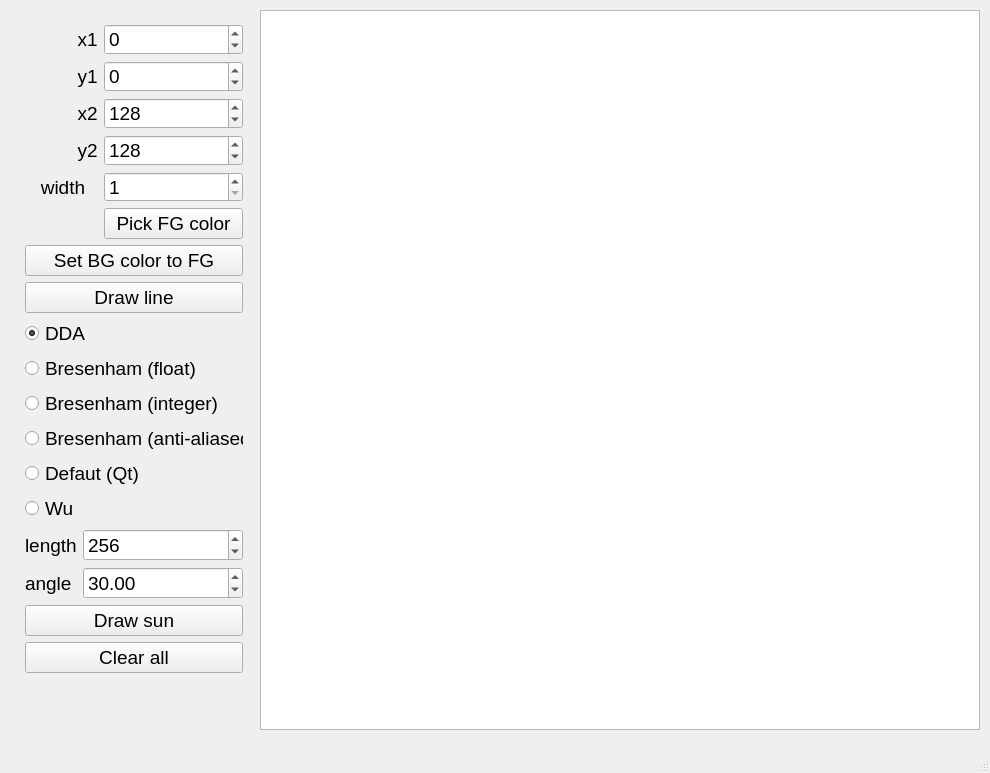
The window that lab03/mainwindow.ui (wcdbmv/CG) describes before a commit, drawn with Qt 5.
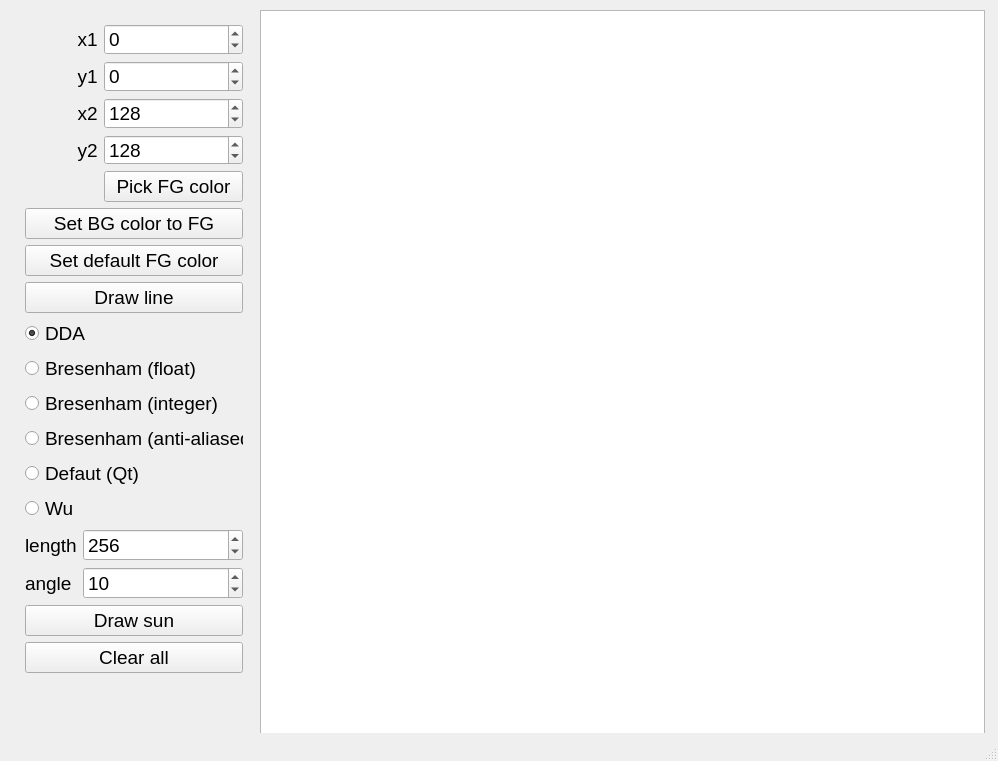
The same window after the commit.

Commit message: Complete paint

```diff
--- a/lab03/mainwindow.ui
+++ b/lab03/mainwindow.ui
@@ -6,8 +6,8 @@
    <rect>
     <x>0</x>
     <y>0</y>
-    <width>990</width>
-    <height>773</height>
+    <width>998</width>
+    <height>761</height>
    </rect>
   </property>
   <property name="font">
@@ -106,30 +106,6 @@
         </widget>
        </item>
        <item row="4" column="0">
-        <widget class="QLabel" name="widthTextLabel">
-         <property name="text">
-          <string>   width</string>
-         </property>
-        </widget>
-       </item>
-       <item row="4" column="1">
-        <widget class="QSpinBox" name="widthSpinBox">
-         <property name="minimum">
-          <number>1</number>
-         </property>
-         <property name="maximum">
-          <number>10</number>
-         </property>
-        </widget>
-       </item>
-       <item row="5" column="1">
-        <widget class="QPushButton" name="fgPushButton">
-         <property name="text">
-          <string>Pick FG color</string>
-         </property>
-        </widget>
-       </item>
-       <item row="5" column="0">
         <widget class="QLabel" name="fgLabel">
          <property name="minimumSize">
           <size>
@@ -142,6 +118,13 @@
          </property>
         </widget>
        </item>
+       <item row="4" column="1">
+        <widget class="QPushButton" name="fgPushButton">
+         <property name="text">
+          <string>Pick FG color</string>
+         </property>
+        </widget>
+       </item>
       </layout>
      </item>
      <item>
@@ -151,6 +134,13 @@
        </property>
       </widget>
      </item>
+     <item>
+      <widget class="QPushButton" name="setDefaultFGColorPushButton">
+       <property name="text">
+        <string>Set default FG color</string>
+       </property>
+      </widget>
+     </item>
      <item>
       <widget class="QPushButton" name="drawLinePushButton">
        <property name="text">
@@ -233,15 +223,15 @@
         </widget>
        </item>
        <item row="1" column="1">
-        <widget class="QDoubleSpinBox" name="AngleDoubleSpinBox">
+        <widget class="QSpinBox" name="angleSpinBox">
          <property name="minimum">
-          <double>1.000000000000000</double>
+          <number>1</number>
          </property>
          <property name="maximum">
-          <double>90.000000000000000</double>
+          <number>89</number>
          </property>
          <property name="value">
-          <double>30.000000000000000</double>
+          <number>10</number>
          </property>
         </widget>
        </item>
@@ -268,14 +258,14 @@
      <rect>
       <x>260</x>
       <y>10</y>
-      <width>720</width>
-      <height>720</height>
+      <width>725</width>
+      <height>725</height>
      </rect>
     </property>
     <property name="minimumSize">
      <size>
-      <width>720</width>
-      <height>720</height>
+      <width>725</width>
+      <height>725</height>
      </size>
     </property>
    </widget>
```
The commit also changes 2 other files.
